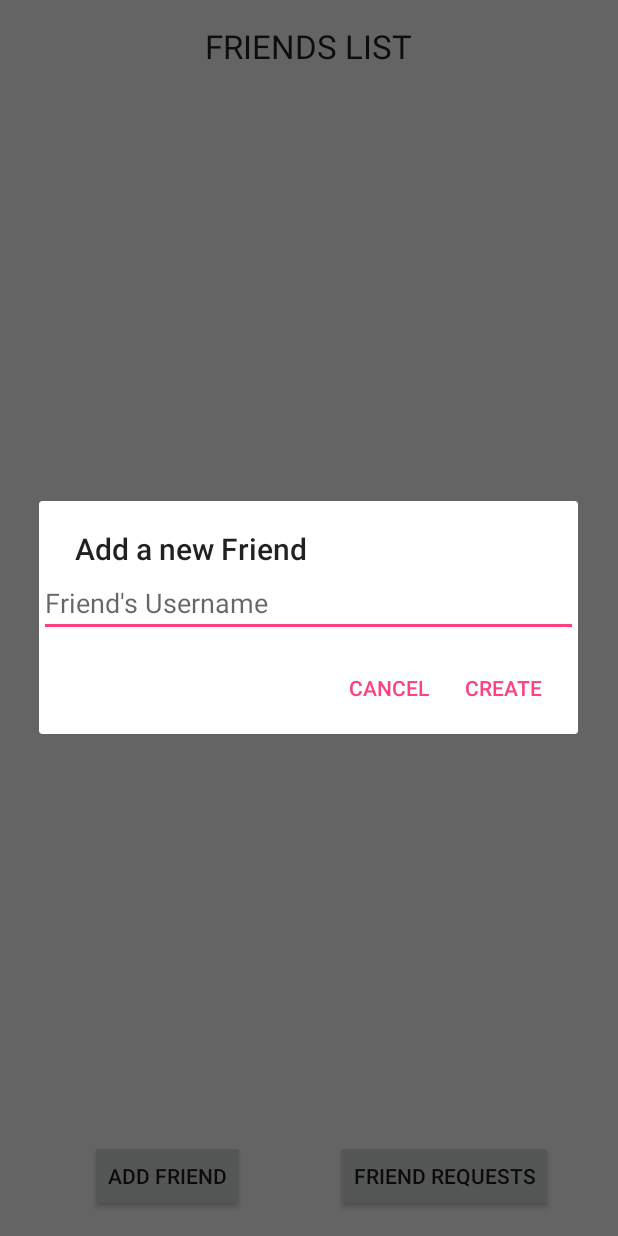
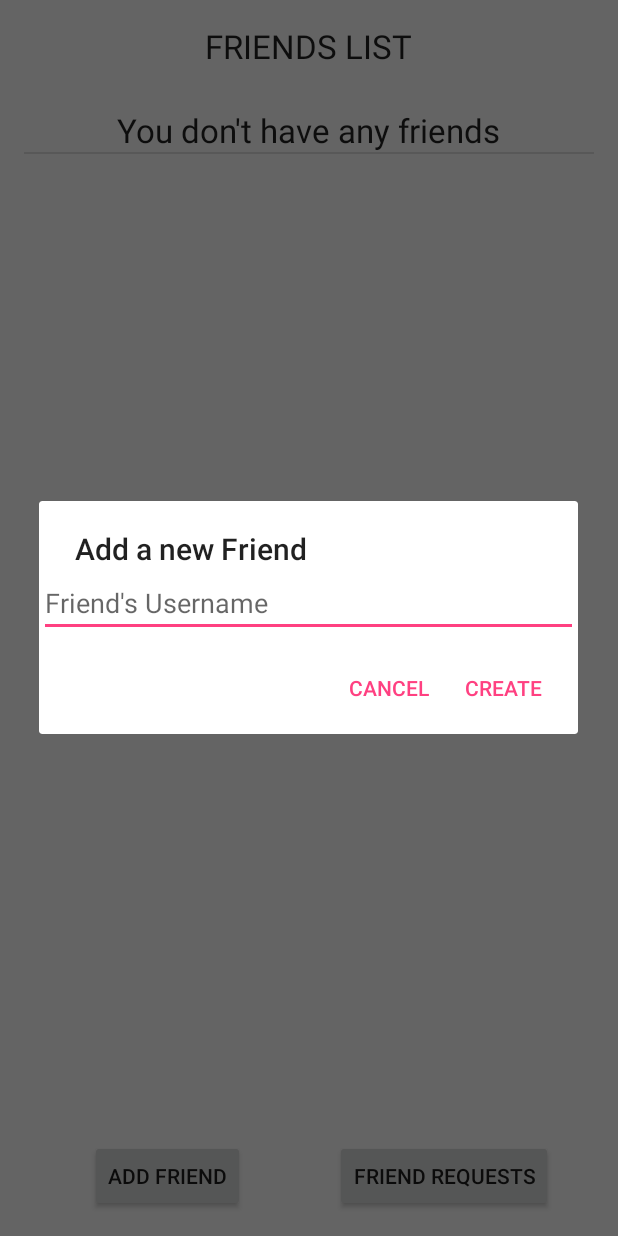
Before and after one commit to miguel-mzbi/APISWeightless, an Android app: the Friends screen opened directly, with no data from a screen before it, after a tap on "ADD FRIEND", on a phone screen of 412 x 824 dp. Run offline under Robolectric (Android 15) with nearby library versions, the phone set to English and light mode, and no system bars; 3 statements that could not run were skipped.

Commit message:
friend system

```diff
--- a/Weightless/app/build.gradle
+++ b/Weightless/app/build.gradle
@@ -24,8 +24,9 @@ dependencies {
     androidTestCompile('com.android.support.test.espresso:espresso-core:2.2.2', {
         exclude group: 'com.android.support', module: 'support-annotations'
     })
-    compile 'com.android.support:appcompat-v7:25.2.0'
-    compile 'com.android.support:design:25.2.0'
+    compile 'com.android.support:appcompat-v7:25.3.1'
+    compile 'com.android.support:design:25.3.1'
     compile 'com.android.support.constraint:constraint-layout:1.0.2'
+    compile 'com.android.support:support-v4:25.3.1'
     testCompile 'junit:junit:4.12'
 }
--- a/Weightless/app/src/main/AndroidManifest.xml
+++ b/Weightless/app/src/main/AndroidManifest.xml
@@ -20,7 +20,8 @@
         <activity android:name=".CreateEquipment" />
         <activity android:name=".CategoryList" />
         <activity android:name=".ItemList" />
-        <activity android:name=".Friends"></activity>
+        <activity android:name=".Friends" />
+        <activity android:name=".Objects.friendRequest"></activity>
     </application>
 
 </manifest>
--- /dev/null
+++ b/Weightless/app/src/main/java/com/gabo/weightless/Adapters/FriendsListAdapter.java
@@ -0,0 +1,58 @@
+package com.gabo.weightless.Adapters;
+
+import android.app.Activity;
+import android.view.View;
+import android.view.ViewGroup;
+import android.widget.BaseAdapter;
+import android.widget.ListAdapter;
+import android.widget.TextView;
+
+import com.gabo.weightless.Objects.Equipment;
+import com.gabo.weightless.R;
+
+import org.w3c.dom.Text;
+
+import java.util.ArrayList;
+
+/**
+ * Created by LIC on 08/03/2017.
+ */
+
+public class FriendsListAdapter extends BaseAdapter implements ListAdapter{
+    private String[] friends;
+    private Activity activity;
+
+    public FriendsListAdapter(String[] friends, Activity activity){
+        this.friends = friends;
+        this.activity = activity;
+    }
+
+
+    @Override
+    public int getCount() {
+        return friends.length;
+    }
+
+    @Override
+    public Object getItem(int position) {
+        return friends[position];
+    }
+
+    @Override
+    public long getItemId(int position) {
+        return position;
+    }
+
+    @Override
+    public View getView(int position, View convertView, ViewGroup parent) {
+
+        if(convertView == null){
+            convertView = activity.getLayoutInflater().inflate(R.layout.friends_row, null);
+        }
+        TextView friendsName;
+        friendsName = (TextView) convertView.findViewById(R.id.friendsName);
+        friendsName.setText(friends[position]);
+
+        return convertView;
+    }
+}
--- a/Weightless/app/src/main/java/com/gabo/weightless/Friends.java
+++ b/Weightless/app/src/main/java/com/gabo/weightless/Friends.java
@@ -1,23 +1,55 @@
 package com.gabo.weightless;
 
+import android.app.Activity;
+import android.content.Intent;
 import android.support.v4.app.FragmentManager;
 import android.support.v7.app.AppCompatActivity;
 import android.os.Bundle;
 import android.view.View;
+import android.widget.AdapterView;
 import android.widget.Button;
 import android.widget.ListView;
+import android.widget.Toast;
 
+import com.gabo.weightless.Adapters.FriendsListAdapter;
+import com.gabo.weightless.DB.DBHelper;
+import com.gabo.weightless.DialogFragment.FriendRequestDialogFragment;
 import com.gabo.weightless.DialogFragment.NewFriendDialogFragment;
+import com.gabo.weightless.Objects.Category;
+import com.gabo.weightless.Objects.friendRequest;
 
 public class Friends extends AppCompatActivity implements NewFriendDialogFragment.NewFriendDialogInterface{
 
     private ListView lv;
+    private DBHelper dbHelper;
+    private String user;
+    private FriendsListAdapter adapter;
+    private String[] friends;
     @Override
     protected void onCreate(Bundle savedInstanceState) {
         super.onCreate(savedInstanceState);
         setContentView(R.layout.activity_friends);
 
+        dbHelper = new DBHelper(this);
+
         lv = (ListView) findViewById(R.id.listView);
+        Intent i = getIntent();
+        user = i.getStringExtra("user");
+        friends = dbHelper.getFriends(user);
+
+        adapter = new FriendsListAdapter(friends, this);
+        lv.setAdapter(adapter);
+        lv.setOnItemClickListener(new AdapterView.OnItemClickListener() {
+            @Override
+            public void onItemClick(AdapterView<?> parent, View view, int position, long id) {
+                //poner lo de abrir equipo
+                String friend = friends[position];
+                Intent i = new Intent(getApplicationContext(), EquipmentList.class);
+                i.putExtra("user", friend);
+                i.putExtra("friend", "1");
+                startActivityForResult(i, 0);
+            }
+        });
 
         Button addFriendButton = (Button) findViewById(R.id.addFriendButton);
         addFriendButton.setOnClickListener(new View.OnClickListener(){
@@ -25,10 +57,25 @@ public class Friends extends AppCompatActivity implements NewFriendDialogFragmen
                 addNewFriend(v);
             }
         });
+        Button viewFriendRquest = (Button) findViewById(R.id.friendRequestButton);
+        viewFriendRquest.setOnClickListener(new View.OnClickListener(){
+            public void onClick(View v){
+                viewFriendRequest(v);
+            }
+        });
+
+    }
+
+    protected void onActivityResult(int requestedCode, int resultCode, Intent data){
+        if(requestedCode == 0 && resultCode == Activity.RESULT_OK){
+            updateListView();
+        }
     }
 
     public void updateListView(){
-
+        friends = dbHelper.getFriends(user);
+        adapter = new FriendsListAdapter(friends, this);
+        lv.setAdapter(adapter);
     }
 
     public void addNewFriend(View v){
@@ -36,9 +83,15 @@ public class Friends extends AppCompatActivity implements NewFriendDialogFragmen
         NewFriendDialogFragment df = new  NewFriendDialogFragment();
         df.show(fm, "Fragment_NewFriend");
     }
+    public void viewFriendRequest(View v){
+        Intent i = new Intent(this, friendRequest.class);
+        i.putExtra("user", user);
+        startActivityForResult(i, 0);
+    }
 
     @Override
     public void onFinishNewFriendDialog(String friend) {
-
+        dbHelper.addFriend(user, friend);
+        Toast.makeText(this, "Sent friend request to " + friend, Toast.LENGTH_SHORT).show();
     }
 }
--- a/Weightless/app/src/main/java/com/gabo/weightless/LogIn.java
+++ b/Weightless/app/src/main/java/com/gabo/weightless/LogIn.java
@@ -50,7 +50,7 @@ public class LogIn extends AppCompatActivity {
                 if(dbHelper.userValidation(userInput.getText().toString(), passwordInput.getText().toString())){
                     Toast.makeText(this, "Log IN", Toast.LENGTH_SHORT).show();
                     Intent i = new Intent(this, EquipmentList.class);
-                    i.putExtra("user", userInput.getText().toString());
+                    i.putExtra("user", dbHelper.getUserFromMail(userInput.getText().toString()));
                     startActivity(i);
                 }else{
                     Toast.makeText(this, "Either the mail or the password is incorrect", Toast.LENGTH_SHORT).show();
--- /dev/null
+++ b/Weightless/app/src/main/res/layout/friends_row.xml
@@ -0,0 +1,14 @@
+<?xml version="1.0" encoding="utf-8"?>
+<RelativeLayout xmlns:android="http://schemas.android.com/apk/res/android"
+    android:layout_width="match_parent" android:layout_height="match_parent">
+
+    <TextView
+        android:text="TextView"
+        android:layout_width="wrap_content"
+        android:layout_height="wrap_content"
+        android:layout_marginTop="17dp"
+        android:id="@+id/friendsName"
+        android:textAppearance="@android:style/TextAppearance.DeviceDefault.Large"
+        android:layout_alignParentTop="true"
+        android:layout_centerHorizontal="true" />
+</RelativeLayout>
```
Also changed, not shown: Weightless/app/src/main/java/com/gabo/weightless/Adapters/FriendRequestAdapter.java (added, +61 -0 lines), Weightless/app/src/main/java/com/gabo/weightless/CategoryList.java (+18 -1 lines), Weightless/app/src/main/java/com/gabo/weightless/DB/DBHelper.java (+84 -2 lines), Weightless/app/src/main/java/com/gabo/weightless/DialogFragment/FriendRequestDialogFragment.java (added, +93 -0 lines), Weightless/app/src/main/java/com/gabo/weightless/EquipmentList.java (+20 -1 lines), Weightless/app/src/main/java/com/gabo/weightless/ItemList.java (+17 -1 lines), Weightless/app/src/main/java/com/gabo/weightless/Objects/friendRequest.java (added, +50 -0 lines), Weightless/app/src/main/res/layout/activity_equipment_list.xml (+0 -8 lines), Weightless/app/src/main/res/layout/activity_friend_request.xml (added, +21 -0 lines), Weightless/app/src/main/res/layout/friend_request_dialog.xml (added, +10 -0 lines).
